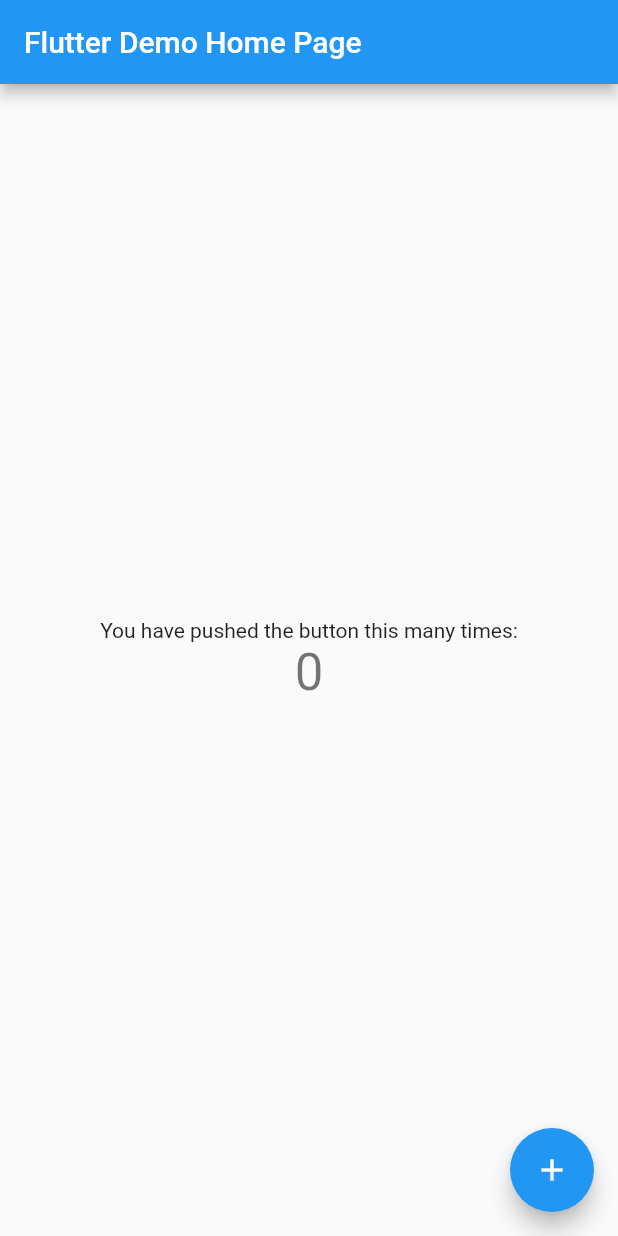
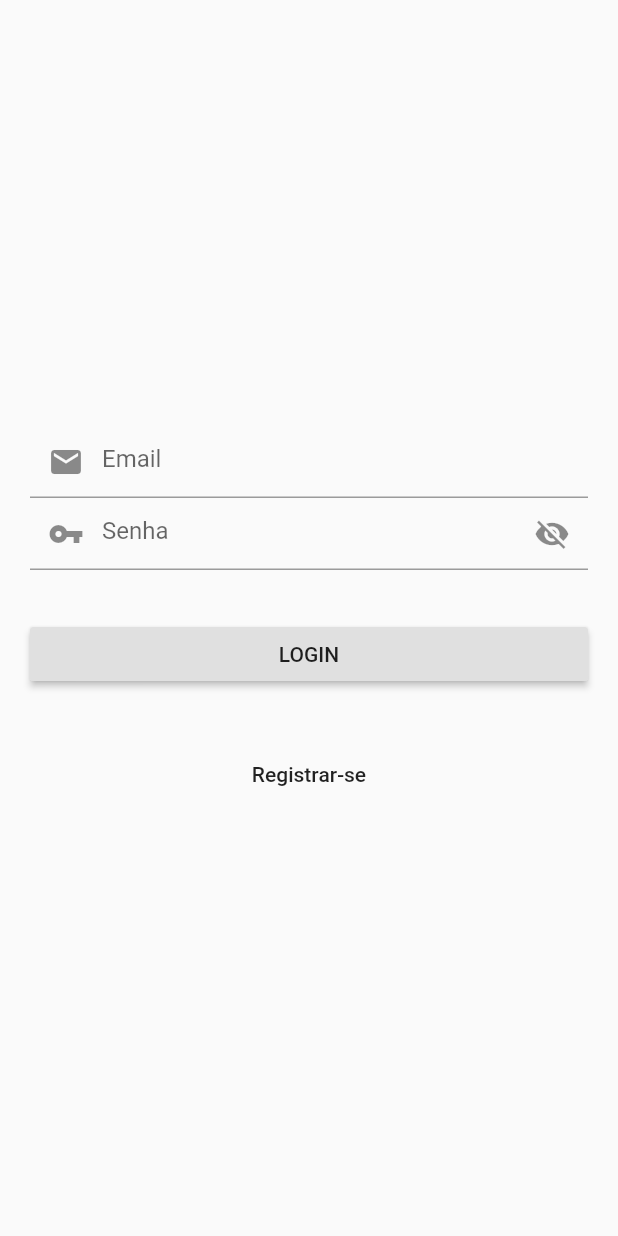
Before and after one commit to kleberandrade/table-rpg-flutter, a Flutter app: the screen it shows after launch, on a phone screen of 412 x 824 dp. Run offline on Flutter 3.47's test engine with Material 2 defaults, Android fonts, the phone set to English and light mode, and no system bars; our stand-ins replace cloud_firestore, firebase_auth; accounts and stored records are empty.

Commit message:
Basic authentication with email and password

```diff
--- a/lib/main.dart
+++ b/lib/main.dart
@@ -1,111 +1,27 @@
 import 'package:flutter/material.dart';
 
-void main() => runApp(MyApp());
+import 'views/home_page.dart';
+import 'views/root_page.dart';
+import 'views/sign_in_page.dart';
+import 'views/sign_up.page.dart';
+
+void main() {
+  runApp(MyApp());
+}
 
 class MyApp extends StatelessWidget {
-  // This widget is the root of your application.
   @override
   Widget build(BuildContext context) {
     return MaterialApp(
-      title: 'Flutter Demo',
-      theme: ThemeData(
-        // This is the theme of your application.
-        //
-        // Try running your application with "flutter run". You'll see the
-        // application has a blue toolbar. Then, without quitting the app, try
-        // changing the primarySwatch below to Colors.green and then invoke
-        // "hot reload" (press "r" in the console where you ran "flutter run",
-        // or simply save your changes to "hot reload" in a Flutter IDE).
-        // Notice that the counter didn't reset back to zero; the application
-        // is not restarted.
-        primarySwatch: Colors.blue,
-      ),
-      home: MyHomePage(title: 'Flutter Demo Home Page'),
+      title: 'Table RPG',
+      debugShowCheckedModeBanner: false,
+      initialRoute: '/',
+      routes: <String, WidgetBuilder>{
+        SignInPage.routeName: (context) => new SignInPage(),
+        SignUpPage.routeName: (context) => new SignUpPage(),
+        HomePage.routeName: (context) => new HomePage(),
+      },
+      home: RootPage(),
     );
   }
 }
-
-class MyHomePage extends StatefulWidget {
-  MyHomePage({Key key, this.title}) : super(key: key);
-
-  // This widget is the home page of your application. It is stateful, meaning
-  // that it has a State object (defined below) that contains fields that affect
-  // how it looks.
-
-  // This class is the configuration for the state. It holds the values (in this
-  // case the title) provided by the parent (in this case the App widget) and
-  // used by the build method of the State. Fields in a Widget subclass are
-  // always marked "final".
-
-  final String title;
-
-  @override
-  _MyHomePageState createState() => _MyHomePageState();
-}
-
-class _MyHomePageState extends State<MyHomePage> {
-  int _counter = 0;
-
-  void _incrementCounter() {
-    setState(() {
-      // This call to setState tells the Flutter framework that something has
-      // changed in this State, which causes it to rerun the build method below
-      // so that the display can reflect the updated values. If we changed
-      // _counter without calling setState(), then the build method would not be
-      // called again, and so nothing would appear to happen.
-      _counter++;
-    });
-  }
-
-  @override
-  Widget build(BuildContext context) {
-    // This method is rerun every time setState is called, for instance as done
-    // by the _incrementCounter method above.
-    //
-    // The Flutter framework has been optimized to make rerunning build methods
-    // fast, so that you can just rebuild anything that needs updating rather
-    // than having to individually change instances of widgets.
-    return Scaffold(
-      appBar: AppBar(
-        // Here we take the value from the MyHomePage object that was created by
-        // the App.build method, and use it to set our appbar title.
-        title: Text(widget.title),
-      ),
-      body: Center(
-        // Center is a layout widget. It takes a single child and positions it
-        // in the middle of the parent.
-        child: Column(
-          // Column is also a layout widget. It takes a list of children and
-          // arranges them vertically. By default, it sizes itself to fit its
-          // children horizontally, and tries to be as tall as its parent.
-          //
-          // Invoke "debug painting" (press "p" in the console, choose the
-          // "Toggle Debug Paint" action from the Flutter Inspector in Android
-          // Studio, or the "Toggle Debug Paint" command in Visual Studio Code)
-          // to see the wireframe for each widget.
-          //
-          // Column has various properties to control how it sizes itself and
-          // how it positions its children. Here we use mainAxisAlignment to
-          // center the children vertically; the main axis here is the vertical
-          // axis because Columns are vertical (the cross axis would be
-          // horizontal).
-          mainAxisAlignment: MainAxisAlignment.center,
-          children: <Widget>[
-            Text(
-              'You have pushed the button this many times:',
-            ),
-            Text(
-              '$_counter',
-              style: Theme.of(context).textTheme.display1,
-            ),
-          ],
-        ),
-      ),
-      floatingActionButton: FloatingActionButton(
-        onPressed: _incrementCounter,
-        tooltip: 'Increment',
-        child: Icon(Icons.add),
-      ), // This trailing comma makes auto-formatting nicer for build methods.
-    );
-  }
-}
--- /dev/null
+++ b/lib/models/user.dart
@@ -0,0 +1,42 @@
+import 'dart:convert';
+
+import 'package:cloud_firestore/cloud_firestore.dart';
+
+class User {
+  String userId;
+  String name;
+  String email;
+  String profilePictureUrl;
+
+  User({
+    this.userId,
+    this.name,
+    this.email,
+    this.profilePictureUrl,
+  });
+
+  factory User.fromDocument(DocumentSnapshot document) {
+    return User.fromMap(document.data);
+  }
+
+  factory User.fromJson(String str) => User.fromMap(json.decode(str));
+
+  String toJson() => json.encode(toMap());
+
+  factory User.fromMap(Map<String, dynamic> json) => User(
+        userId: json["userID"] == null ? null : json["userID"],
+        name: json["name"] == null ? null : json["name"],
+        email: json["email"] == null ? null : json["email"],
+        profilePictureUrl: json["profilePictureURL"] == null
+            ? null
+            : json["profilePictureURL"],
+      );
+
+  Map<String, dynamic> toMap() => {
+        "userID": userId == null ? null : userId,
+        "name": name == null ? null : name,
+        "email": email == null ? null : email,
+        "profilePictureURL":
+            profilePictureUrl == null ? null : profilePictureUrl,
+      };
+}
--- /dev/null
+++ b/lib/views/root_page.dart
@@ -0,0 +1,40 @@
+import 'package:firebase_auth/firebase_auth.dart';
+import 'package:flutter/material.dart';
+
+import 'home_page.dart';
+import 'sign_in_page.dart';
+
+class RootPage extends StatefulWidget {
+  @override
+  _RootPageState createState() => _RootPageState();
+}
+
+class _RootPageState extends State<RootPage> {
+  @override
+  Widget build(BuildContext context) {
+    return new StreamBuilder<FirebaseUser>(
+      stream: FirebaseAuth.instance.onAuthStateChanged,
+      builder: (context, snapshot) {
+        if (snapshot.connectionState == ConnectionState.active) {
+          FirebaseUser user = snapshot.data;
+          if (user == null) {
+            return SignInPage();
+          }
+          return HomePage();
+        } else {
+          return _showWaitingContainer();
+        }
+      },
+    );
+  }
+
+  Widget _showWaitingContainer() {
+    return Scaffold(
+      body: Center(
+        child: CircularProgressIndicator(
+          backgroundColor: Theme.of(context).primaryColor,
+        ),
+      ),
+    );
+  }
+}
--- /dev/null
+++ b/lib/views/sign_in_page.dart
@@ -0,0 +1,96 @@
+import 'package:flutter/material.dart';
+import 'package:table_rpg/services/auth.dart';
+import 'package:table_rpg/views/sign_up.page.dart';
+
+import 'home_page.dart';
+
+class SignInPage extends StatefulWidget {
+  static const String routeName = '/signin';
+
+  @override
+  _SignInPageState createState() => _SignInPageState();
+}
+
+class _SignInPageState extends State<SignInPage> {
+  final _emailController = new TextEditingController();
+  final _passwordController = new TextEditingController();
+  bool _obscurePassword = true;
+
+  @override
+  Widget build(BuildContext context) {
+    return Scaffold(
+      body: Center(
+        child: SingleChildScrollView(
+          padding: EdgeInsets.all(20.0),
+          child: Column(
+            crossAxisAlignment: CrossAxisAlignment.stretch,
+            children: <Widget>[
+              _showEmailTextField(),
+              _showPasswordTextField(),
+              _showSignInButton(),
+              _showSignUpButton(),
+            ],
+          ),
+        ),
+      ),
+    );
+  }
+
+  Widget _showEmailTextField() {
+    return TextField(
+      controller: _emailController,
+      keyboardType: TextInputType.emailAddress,
+      decoration:
+          InputDecoration(hintText: 'Email', prefixIcon: Icon(Icons.email)),
+    );
+  }
+
+  void _toggleObscurePassword() {
+    setState(() {
+      _obscurePassword = !_obscurePassword;
+    });
+  }
+
+  Widget _showPasswordTextField() {
+    return TextField(
+      controller: _passwordController,
+      keyboardType: TextInputType.text,
+      obscureText: _obscurePassword,
+      decoration: InputDecoration(
+        hintText: 'Senha',
+        prefixIcon: Icon(Icons.vpn_key),
+        suffixIcon: IconButton(
+          icon:
+              Icon(_obscurePassword ? Icons.visibility_off : Icons.visibility),
+          onPressed: _toggleObscurePassword,
+        ),
+      ),
+    );
+  }
+
+  Future<void> _signIn() async {
+    final email = _emailController.text;
+    final password = _passwordController.text;
+    await Auth.signIn(email, password).then(_onSignInSuccess);
+  }
+
+  void _onSignInSuccess(String userId) {
+    print('Signed in: $userId');
+    Navigator.of(context).pushReplacementNamed(HomePage.routeName);
+  }
+
+  Widget _showSignInButton() {
+    return Padding(
+      padding: const EdgeInsets.symmetric(vertical: 32.0),
+      child: RaisedButton(child: Text('LOGIN'), onPressed: _signIn),
+    );
+  }
+
+  void _signUp() {
+    Navigator.of(context).pushReplacementNamed(SignUpPage.routeName);
+  }
+
+  Widget _showSignUpButton() {
+    return FlatButton(child: Text('Registrar-se'), onPressed: _signUp);
+  }
+}
```
Also changed, not shown: lib/services/auth.dart (added, +73 -0 lines), lib/views/home_page.dart (added, +30 -0 lines), lib/views/sign_up.page.dart (added, +114 -0 lines).
